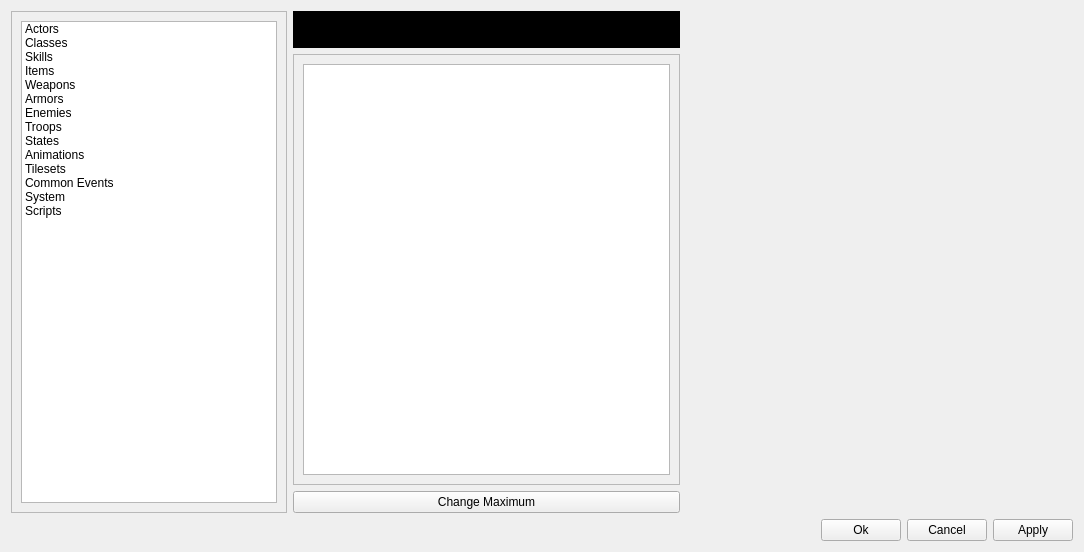
This is editors/dataeditor.ui in jowin202/YaRXP as Qt 5 draws it before an edit. The edited form follows.
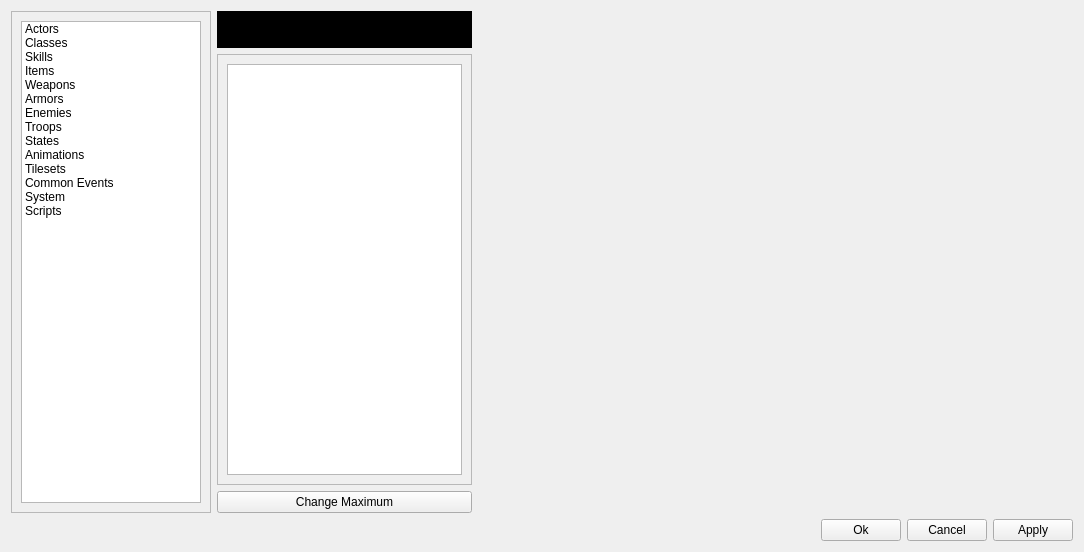
This is the edited form.

The edit to the form file:
```diff
--- a/editors/dataeditor.ui
+++ b/editors/dataeditor.ui
@@ -63,6 +63,12 @@
            <verstretch>0</verstretch>
           </sizepolicy>
          </property>
+         <property name="maximumSize">
+          <size>
+           <width>200</width>
+           <height>16777215</height>
+          </size>
+         </property>
          <property name="horizontalScrollBarPolicy">
           <enum>Qt::ScrollBarAlwaysOff</enum>
          </property>
@@ -74,7 +80,7 @@
            <rect>
             <x>0</x>
             <y>0</y>
-            <width>268</width>
+            <width>196</width>
             <height>492</height>
            </rect>
           </property>
@@ -82,15 +88,15 @@
            <item row="0" column="0">
             <widget class="QListWidget" name="central_menu">
              <property name="sizePolicy">
-              <sizepolicy hsizetype="Fixed" vsizetype="Expanding">
+              <sizepolicy hsizetype="Expanding" vsizetype="Expanding">
                <horstretch>0</horstretch>
                <verstretch>0</verstretch>
               </sizepolicy>
              </property>
-             <property name="minimumSize">
+             <property name="maximumSize">
               <size>
-               <width>20</width>
-               <height>0</height>
+               <width>180</width>
+               <height>16777215</height>
               </size>
              </property>
              <item>
@@ -279,6 +285,18 @@
          </item>
          <item>
           <widget class="QScrollArea" name="scrollArea_2">
+           <property name="sizePolicy">
+            <sizepolicy hsizetype="Fixed" vsizetype="Expanding">
+             <horstretch>0</horstretch>
+             <verstretch>0</verstretch>
+            </sizepolicy>
+           </property>
+           <property name="maximumSize">
+            <size>
+             <width>255</width>
+             <height>16777215</height>
+            </size>
+           </property>
            <property name="horizontalScrollBarPolicy">
             <enum>Qt::ScrollBarAlwaysOff</enum>
            </property>
@@ -290,8 +308,8 @@
              <rect>
               <x>0</x>
               <y>0</y>
-              <width>386</width>
-              <height>399</height>
+              <width>251</width>
+              <height>400</height>
              </rect>
             </property>
             <layout class="QGridLayout" name="gridLayout_4">
```
Left out of the diff: 2 changed lines with no effect on the pictures.
